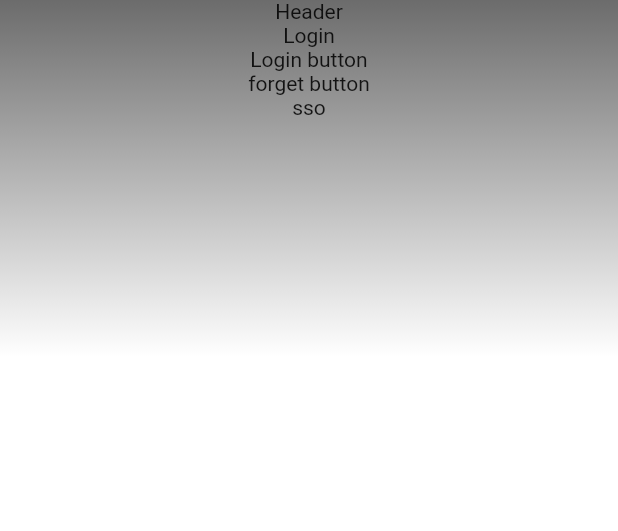
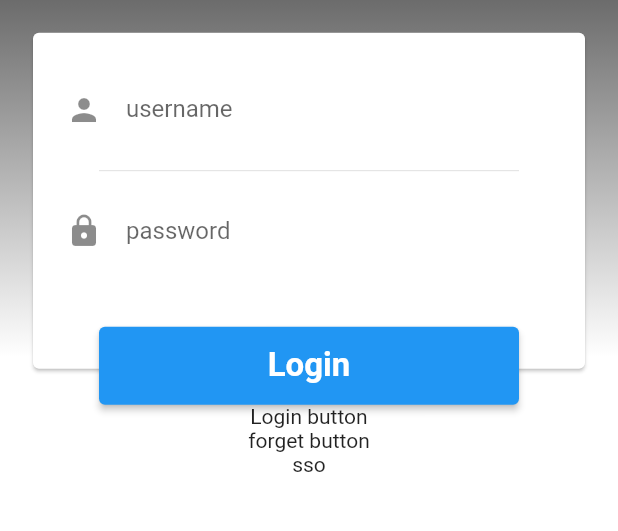
Before and after one commit to Saharatt593/flutter-training, a Flutter app: the screen it shows after launch, on a phone screen of 412 x 824 dp, the part 261-792 px from its top. Run offline on Flutter 3.47's test engine with Material 2 defaults, Android fonts, the phone set to English and light mode, and no system bars.

Commit message:
bottom center

```diff
--- a/lib/src/page/login/loginPage.dart
+++ b/lib/src/page/login/loginPage.dart
@@ -18,19 +18,72 @@ class LoginPage extends StatelessWidget {
                     end: Alignment.bottomCenter,
                     stops: [0.0, 0.5])),
           ),
-          Column(
-
-              crossAxisAlignment: CrossAxisAlignment.center,
+          Column(crossAxisAlignment: CrossAxisAlignment.center, children: [
+            SizedBox(
+              height: 48,
+            ),
+            Image.asset(
+              "assets/images/cdgs_logo.png",
+              width: 200,
+            ),
+            Stack(
+              alignment: Alignment.bottomCenter,
               children: [
-                SizedBox(height: 48,),
-                Image.asset("assets/images/cdgs_logo.png",
-                width: 200,),
-                Text("Header"),
-                Text("Login"),
-                Text("Login button"),
-                Text("forget button"),
-                Text("sso"),
-              ])
+                Card(
+                  margin: const EdgeInsets.only(
+                    top: 22,
+                    bottom: 24,
+                    right: 22,
+                    left: 22,
+                  ),
+                  child: Padding(
+                    padding: const EdgeInsets.only(
+                      top: 22,
+                      bottom: 62,
+                      right: 22,
+                      left: 22,
+                    ),
+                    child: Column(
+                      children: [
+                        TextField(
+                          decoration: InputDecoration(
+                              hintText: "login",
+                              labelText: "username",
+                              icon: Icon(Icons.person),
+                              border: InputBorder.none),
+                        ),
+                        Divider(
+                          height: 22,
+                          indent: 22,
+                          endIndent: 22,
+                        ),
+                        TextField(
+                          decoration: InputDecoration(
+                              labelText: "password",
+                              icon: Icon(Icons.lock),
+                              border: InputBorder.none),
+                        )
+                      ],
+                    ),
+                  ),
+                ),
+                SizedBox(
+                  width: 280,
+                  height: 52,
+                  child: ElevatedButton(
+                      onPressed: () {},
+                      child: Text(
+                        "Login",
+                        style:
+                            TextStyle(fontSize: 22, fontWeight: FontWeight.bold),
+                      )),
+                )
+              ],
+            ),
+            Text("Login button"),
+            Text("forget button"),
+            Text("sso"),
+          ])
         ],
       ),
     );
```
